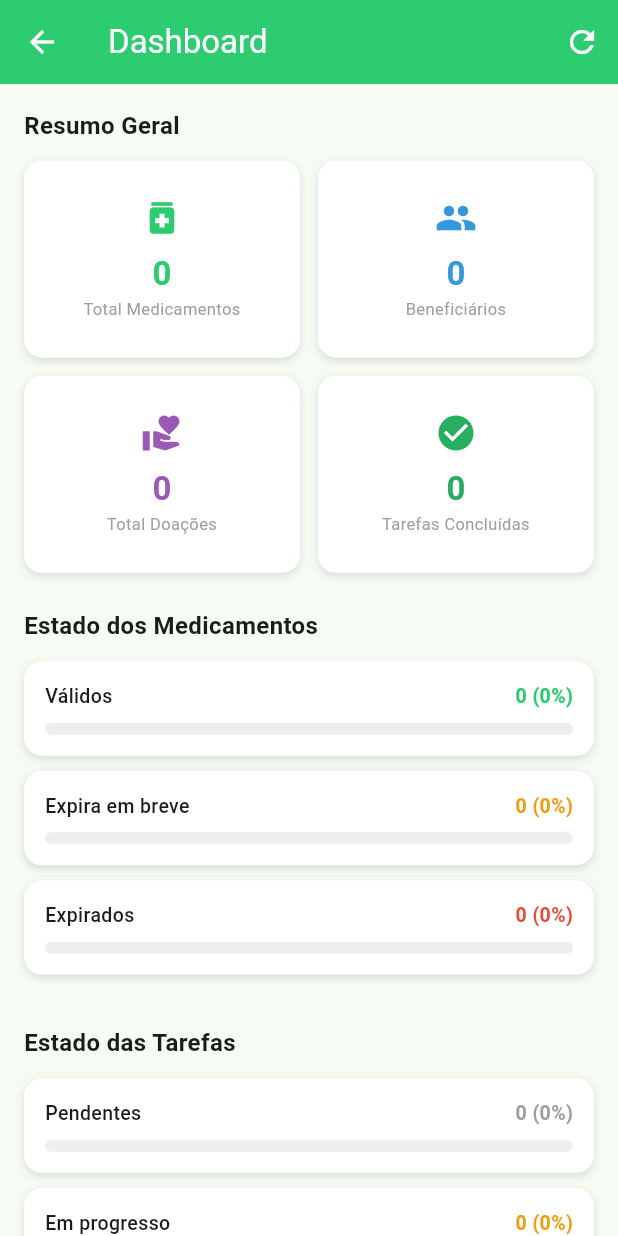
After one commit to FranciscoVembane/medical_pharmacy, a Flutter app: the DashboardPage screen opened directly, after a tap on the "refresh" icon, on a phone screen of 412 x 824 dp. The commit adds this screen. Run offline on Flutter 3.47's test engine with Material 3 defaults, Android fonts, the phone set to English and light mode, and no system bars; our stand-ins replace cloud_firestore, connectivity_plus, firebase_auth, firebase_core; accounts and stored records are empty.

Commit message:
feat: dashboard com estatísticas e balanço
- Resumo geral (medicamentos, beneficiários, doações, tarefas)
- Estado dos medicamentos (válidos, expira em breve, expirados)
- Estado das tarefas (pendentes, em progresso, concluídas)
- Taxa de conclusão de tarefas com barra de progresso
- Botão de refresh para actualizar estatísticas
- Disponível apenas para admin

```diff
--- /dev/null
+++ b/lib/pages/dashboard_page.dart
@@ -0,0 +1,347 @@
+import 'package:flutter/material.dart';
+import 'package:cloud_firestore/cloud_firestore.dart';
+import 'package:intl/intl.dart';
+
+class DashboardPage extends StatefulWidget {
+  const DashboardPage({super.key});
+
+  @override
+  State<DashboardPage> createState() => _DashboardPageState();
+}
+
+class _DashboardPageState extends State<DashboardPage> {
+  final _firestore = FirebaseFirestore.instance;
+
+  int totalMedicamentos = 0;
+  int medicamentosValidos = 0;
+  int medicamentosExpirados = 0;
+  int medicamentosExpiraEmBreve = 0;
+  int totalBeneficiarios = 0;
+  int tarefasPendentes = 0;
+  int tarefasEmProgresso = 0;
+  int tarefasConcluidas = 0;
+  int totalDoacoes = 0;
+  bool _isLoading = true;
+
+  @override
+  void initState() {
+    super.initState();
+    _carregarEstatisticas();
+  }
+
+  Future<void> _carregarEstatisticas() async {
+    try {
+      // Medicamentos
+      final medicamentosSnap =
+      await _firestore.collection('doacoes').get();
+      final agora = DateTime.now();
+      int validos = 0, expirados = 0, expiraEmBreve = 0;
+
+      for (var doc in medicamentosSnap.docs) {
+        final data = Map<String, dynamic>.from(doc.data());
+        final validade =
+        (data['validade'] as dynamic).toDate() as DateTime;
+        final diff = validade.difference(agora).inDays;
+        if (diff < 0) {
+          expirados++;
+        } else if (diff < 30) {
+          expiraEmBreve++;
+        } else {
+          validos++;
+        }
+      }
+
+      // Beneficiários
+      final beneficiariosSnap =
+      await _firestore.collection('beneficiarios').get();
+
+      // Tarefas
+      final tarefasSnap = await _firestore.collection('tarefas').get();
+      int pendentes = 0, emProgresso = 0, concluidas = 0;
+      for (var doc in tarefasSnap.docs) {
+        final data = Map<String, dynamic>.from(doc.data());
+        final status = data['status'] ?? 'pendente';
+        if (status == 'pendente') pendentes++;
+        if (status == 'emProgresso') emProgresso++;
+        if (status == 'concluida') concluidas++;
+      }
+
+      setState(() {
+        totalMedicamentos = medicamentosSnap.docs.length;
+        medicamentosValidos = validos;
+        medicamentosExpirados = expirados;
+        medicamentosExpiraEmBreve = expiraEmBreve;
+        totalBeneficiarios = beneficiariosSnap.docs.length;
+        tarefasPendentes = pendentes;
+        tarefasEmProgresso = emProgresso;
+        tarefasConcluidas = concluidas;
+        totalDoacoes = medicamentosSnap.docs.length;
+        _isLoading = false;
+      });
+    } catch (e) {
+      setState(() => _isLoading = false);
+    }
+  }
+
+  @override
+  Widget build(BuildContext context) {
+    return Scaffold(
+      appBar: AppBar(
+        backgroundColor: const Color(0xFF2ECC71),
+        title: const Text('Dashboard',
+            style: TextStyle(color: Colors.white)),
+        iconTheme: const IconThemeData(color: Colors.white),
+        actions: [
+          IconButton(
+            icon: const Icon(Icons.refresh, color: Colors.white),
+            onPressed: () {
+              setState(() => _isLoading = true);
+              _carregarEstatisticas();
+            },
+          ),
+        ],
+      ),
+      body: _isLoading
+          ? const Center(child: CircularProgressIndicator())
+          : RefreshIndicator(
+        onRefresh: _carregarEstatisticas,
+        child: SingleChildScrollView(
+          physics: const AlwaysScrollableScrollPhysics(),
+          padding: const EdgeInsets.all(16),
+          child: Column(
+            crossAxisAlignment: CrossAxisAlignment.start,
+            children: [
+              // Resumo geral
+              _sectionTitle('Resumo Geral'),
+              GridView.count(
+                crossAxisCount: 2,
+                shrinkWrap: true,
+                physics: const NeverScrollableScrollPhysics(),
+                crossAxisSpacing: 12,
+                mainAxisSpacing: 12,
+                childAspectRatio: 1.4,
+                children: [
+                  _statCard('Total Medicamentos',
+                      totalMedicamentos.toString(),
+                      Icons.medication, const Color(0xFF2ECC71)),
+                  _statCard('Beneficiários',
+                      totalBeneficiarios.toString(),
+                      Icons.people, const Color(0xFF3498DB)),
+                  _statCard('Total Doações',
+                      totalDoacoes.toString(),
+                      Icons.volunteer_activism,
+                      const Color(0xFF9B59B6)),
+                  _statCard('Tarefas Concluídas',
+                      tarefasConcluidas.toString(),
+                      Icons.check_circle,
+                      const Color(0xFF27AE60)),
+                ],
+              ),
+
+              const SizedBox(height: 24),
+
+              // Estado dos medicamentos
+              _sectionTitle('Estado dos Medicamentos'),
+              _barraProgresso(
+                label: 'Válidos',
+                valor: medicamentosValidos,
+                total: totalMedicamentos,
+                color: const Color(0xFF2ECC71),
+              ),
+              _barraProgresso(
+                label: 'Expira em breve',
+                valor: medicamentosExpiraEmBreve,
+                total: totalMedicamentos,
+                color: const Color(0xFFF39C12),
+              ),
+              _barraProgresso(
+                label: 'Expirados',
+                valor: medicamentosExpirados,
+                total: totalMedicamentos,
+                color: const Color(0xFFE74C3C),
+              ),
+
+              const SizedBox(height: 24),
+
+              // Estado das tarefas
+              _sectionTitle('Estado das Tarefas'),
+              _barraProgresso(
+                label: 'Pendentes',
+                valor: tarefasPendentes,
+                total: tarefasPendentes +
+                    tarefasEmProgresso +
+                    tarefasConcluidas,
+                color: Colors.grey,
+              ),
+              _barraProgresso(
+                label: 'Em progresso',
+                valor: tarefasEmProgresso,
+                total: tarefasPendentes +
+                    tarefasEmProgresso +
+                    tarefasConcluidas,
+                color: const Color(0xFFF39C12),
+              ),
+              _barraProgresso(
+                label: 'Concluídas',
+                valor: tarefasConcluidas,
+                total: tarefasPendentes +
+                    tarefasEmProgresso +
+                    tarefasConcluidas,
+                color: const Color(0xFF2ECC71),
+              ),
+
+              const SizedBox(height: 24),
+
+              // Taxa de conclusão
+              _sectionTitle('Taxa de Conclusão de Tarefas'),
+              Container(
+                width: double.infinity,
+                padding: const EdgeInsets.all(20),
+                decoration: BoxDecoration(
+                  color: Colors.white,
+                  borderRadius: BorderRadius.circular(12),
+                  boxShadow: const [
+                    BoxShadow(
+                        color: Colors.black12,
+                        blurRadius: 4,
+                        offset: Offset(0, 2))
+                  ],
+                ),
+                child: Column(
+                  children: [
+                    Text(
+                      _taxaConclusao(),
+                      style: const TextStyle(
+                          fontSize: 48,
+                          fontWeight: FontWeight.bold,
+                          color: Color(0xFF2ECC71)),
+                    ),
+                    const Text('das tarefas concluídas',
+                        style: TextStyle(
+                            color: Colors.grey, fontSize: 14)),
+                    const SizedBox(height: 12),
+                    LinearProgressIndicator(
+                      value: _taxaConclusaoValor(),
+                      backgroundColor: Colors.grey.shade200,
+                      valueColor:
+                      const AlwaysStoppedAnimation<Color>(
+                          Color(0xFF2ECC71)),
+                      minHeight: 8,
+                      borderRadius: BorderRadius.circular(10),
+                    ),
+                  ],
+                ),
+              ),
+              const SizedBox(height: 20),
+            ],
+          ),
+        ),
+      ),
+    );
+  }
+
+  String _taxaConclusao() {
+    final total =
+        tarefasPendentes + tarefasEmProgresso + tarefasConcluidas;
+    if (total == 0) return '0%';
+    return '${((tarefasConcluidas / total) * 100).toStringAsFixed(0)}%';
+  }
+
+  double _taxaConclusaoValor() {
+    final total =
+        tarefasPendentes + tarefasEmProgresso + tarefasConcluidas;
+    if (total == 0) return 0;
+    return tarefasConcluidas / total;
+  }
+
+  Widget _sectionTitle(String title) {
+    return Padding(
+      padding: const EdgeInsets.only(bottom: 12),
+      child: Text(title,
+          style: const TextStyle(
+              fontSize: 16, fontWeight: FontWeight.bold)),
+    );
+  }
+
+  Widget _statCard(
+      String label, String valor, IconData icon, Color color) {
+    return Container(
+      decoration: BoxDecoration(
+        color: Colors.white,
+        borderRadius: BorderRadius.circular(12),
+        boxShadow: const [
+          BoxShadow(
+              color: Colors.black12,
+              blurRadius: 4,
+              offset: Offset(0, 2))
+        ],
+      ),
+      padding: const EdgeInsets.all(16),
+      child: Column(
+        mainAxisAlignment: MainAxisAlignment.center,
+        children: [
+          Icon(icon, color: color, size: 28),
+          const SizedBox(height: 8),
+          Text(valor,
+              style: TextStyle(
+                  fontSize: 22,
+                  fontWeight: FontWeight.bold,
+                  color: color)),
+          Text(label,
+              textAlign: TextAlign.center,
+              style:
+              const TextStyle(fontSize: 11, color: Colors.grey)),
+        ],
+      ),
+    );
+  }
+
+  Widget _barraProgresso({
+    required String label,
+    required int valor,
+    required int total,
+    required Color color,
+  }) {
+    final percentagem = total == 0 ? 0.0 : valor / total;
+    return Container(
+      margin: const EdgeInsets.only(bottom: 10),
+      padding: const EdgeInsets.all(14),
+      decoration: BoxDecoration(
+        color: Colors.white,
+        borderRadius: BorderRadius.circular(12),
+        boxShadow: const [
+          BoxShadow(
+              color: Colors.black12,
+              blurRadius: 4,
+              offset: Offset(0, 2))
+        ],
+      ),
+      child: Column(
+        crossAxisAlignment: CrossAxisAlignment.start,
+        children: [
+          Row(
+            mainAxisAlignment: MainAxisAlignment.spaceBetween,
+            children: [
+              Text(label,
+                  style: const TextStyle(
+                      fontSize: 13, fontWeight: FontWeight.w500)),
+              Text('$valor (${ (percentagem * 100).toStringAsFixed(0)}%)',
+                  style: TextStyle(
+                      fontSize: 13,
+                      color: color,
+                      fontWeight: FontWeight.w600)),
+            ],
+          ),
+          const SizedBox(height: 8),
+          LinearProgressIndicator(
+            value: percentagem,
+            backgroundColor: Colors.grey.shade200,
+            valueColor: AlwaysStoppedAnimation<Color>(color),
+            minHeight: 8,
+            borderRadius: BorderRadius.circular(10),
+          ),
+        ],
+      ),
+    );
+  }
+}
--- a/lib/pages/home_page.dart
+++ b/lib/pages/home_page.dart
@@ -10,6 +10,7 @@ import 'login_page.dart';
 import 'medicamentos_page.dart';
 import 'beneficiarios_page.dart';
 import 'tarefas_page.dart';
+import 'dashboard_page.dart';
 
 class HomePage extends StatefulWidget {
   const HomePage({super.key});
@@ -263,6 +264,17 @@ class _HomePageState extends State<HomePage> {
                     ),
                   if (userTipo == 'admin')
                     _menuItem(
+                      icon: Icons.bar_chart,
+                      label: 'Dashboard',
+                      sub: 'Estatísticas e balanço',
+                      color: const Color(0xFF9B59B6),
+                      onTap: () => Navigator.push(
+                          context,
+                          MaterialPageRoute(
+                              builder: (_) => const DashboardPage())),
+                    ),
+                  if (userTipo == 'admin')
+                    _menuItem(
                       icon: Icons.manage_accounts,
                       label: 'Gerir Utilizadores',
                       sub: 'Administrar contas e perfis',
```
